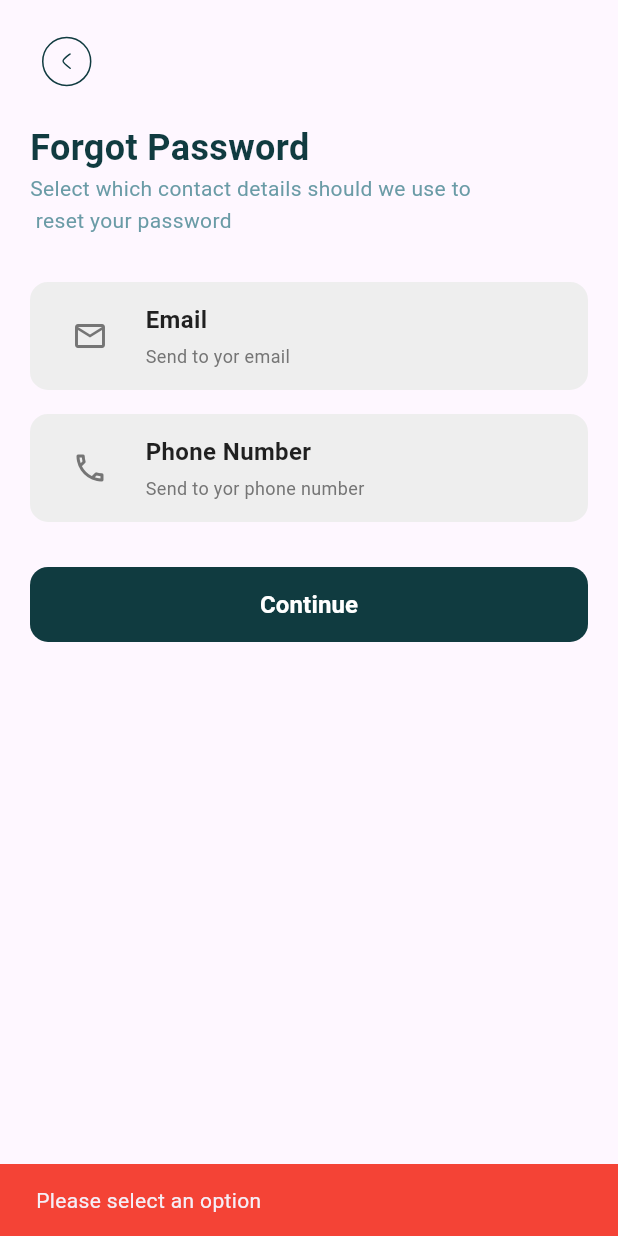
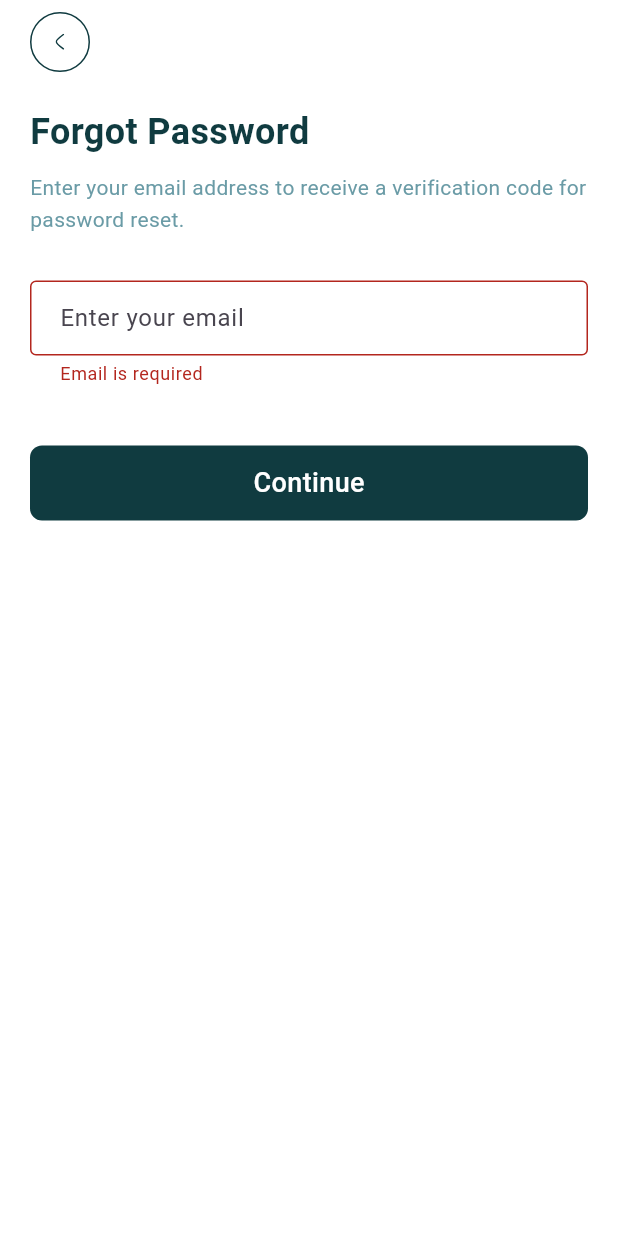
Before and after one commit to Ahmed-fadel1/Thalorix, a Flutter app: the ForgetPasswordScreen screen opened by its route, after a tap on "Continue", on a phone screen of 412 x 824 dp. Run offline on Flutter 3.47's test engine with Material 3 defaults, Android fonts, the phone set to English and light mode, and no system bars; our stand-ins replace bloc, dartz, dio, equatable, file_picker, flutter_bloc and 5 more; accounts and stored records are empty.

Commit message:
Implement forgot and reset password flow

```diff
--- a/lib/Features/auth/data/data_sources/auth_remote_data_source.dart
+++ b/lib/Features/auth/data/data_sources/auth_remote_data_source.dart
@@ -33,4 +33,26 @@ class AuthRemoteDataSource {
         data: {"email": email, "password": password},
       );
     }
+
+  Future<Response> forgotPassword(String email) async {
+    return await DioHelper.postData(
+      url: ApiEndpoints.forgotPassword,
+      data: {"email": email},
+    );
   }
+
+  Future<Response> resetPassword({
+    required String email,
+    required String code,
+    required String newPassword,
+  }) async {
+    return await DioHelper.postData(
+      url: ApiEndpoints.resetPassword,
+      data: {
+        "email": email,
+        "code": code,
+        "newPassword": newPassword,
+      },
+    );
+  }
+}
--- /dev/null
+++ b/lib/Features/auth/data/models/forgot_password_request_model.dart
@@ -0,0 +1,11 @@
+class ForgotPasswordRequestModel {
+  final String email;
+
+  ForgotPasswordRequestModel({required this.email});
+
+  Map<String, dynamic> toJson() {
+    return {
+      "email": email,
+    };
+  }
+}
--- /dev/null
+++ b/lib/Features/auth/data/models/reset_password_request_model.dart
@@ -0,0 +1,19 @@
+class ResetPasswordRequestModel {
+  final String email;
+  final String code;
+  final String newPassword;
+
+  ResetPasswordRequestModel({
+    required this.email,
+    required this.code,
+    required this.newPassword,
+  });
+
+  Map<String, dynamic> toJson() {
+    return {
+      "email": email,
+      "code": code,
+      "newPassword": newPassword,
+    };
+  }
+}
--- a/lib/Features/auth/data/repositories/auth_repository_impl.dart
+++ b/lib/Features/auth/data/repositories/auth_repository_impl.dart
@@ -74,4 +74,52 @@ class AuthRepositoryImpl implements AuthRepository {
       return Left(ServerFailure(e.toString()));
     }
   }
+
+  @override
+  Future<Either<Failure, String>> forgotPassword(String email) async {
+    try {
+      final response = await remote.forgotPassword(email);
+      final data = response.data;
+
+      if (data is! Map<String, dynamic>) {
+        return Left(ServerFailure("Invalid response format"));
+      }
+      if (data['message'] is List) {
+        return Left(ServerFailure((data['message'] as List).join('\n')));
+      }
+
+      return Right(data['message'] ?? "OTP sent to your email");
+    } catch (e) {
+      if (e is Failure) return Left(e);
+      return Left(ServerFailure(e.toString()));
+    }
+  }
+
+  @override
+  Future<Either<Failure, String>> resetPassword({
+    required String email,
+    required String code,
+    required String newPassword,
+  }) async {
+    try {
+      final response = await remote.resetPassword(
+        email: email,
+        code: code,
+        newPassword: newPassword,
+      );
+      final data = response.data;
+
+      if (data is! Map<String, dynamic>) {
+        return Left(ServerFailure("Invalid response format"));
+      }
+      if (data['message'] is List) {
+        return Left(ServerFailure((data['message'] as List).join('\n')));
+      }
+
+      return Right(data['message'] ?? "Password reset successfully");
+    } catch (e) {
+      if (e is Failure) return Left(e);
+      return Left(ServerFailure(e.toString()));
+    }
+  }
 }
--- a/lib/Features/auth/domain/repositories/auth_repository.dart
+++ b/lib/Features/auth/domain/repositories/auth_repository.dart
@@ -17,4 +17,12 @@ abstract class AuthRepository {
     required String email,
     required String password,
   });
+
+  Future<Either<Failure, String>> forgotPassword(String email);
+
+  Future<Either<Failure, String>> resetPassword({
+    required String email,
+    required String code,
+    required String newPassword,
+  });
 }
--- /dev/null
+++ b/lib/Features/auth/domain/usecases/forgot_password_usecase.dart
@@ -0,0 +1,13 @@
+import 'package:dartz/dartz.dart';
+import 'package:thalorix_app/core/errors/failures.dart';
+import 'package:thalorix_app/Features/auth/domain/repositories/auth_repository.dart';
+
+class ForgotPasswordUseCase {
+  final AuthRepository repository;
+
+  ForgotPasswordUseCase(this.repository);
+
+  Future<Either<Failure, String>> call(String email) async {
+    return await repository.forgotPassword(email);
+  }
+}
--- /dev/null
+++ b/lib/Features/auth/domain/usecases/reset_password_usecase.dart
@@ -0,0 +1,21 @@
+import 'package:dartz/dartz.dart';
+import 'package:thalorix_app/core/errors/failures.dart';
+import 'package:thalorix_app/Features/auth/domain/repositories/auth_repository.dart';
+
+class ResetPasswordUseCase {
+  final AuthRepository repository;
+
+  ResetPasswordUseCase(this.repository);
+
+  Future<Either<Failure, String>> call({
+    required String email,
+    required String code,
+    required String newPassword,
+  }) async {
+    return await repository.resetPassword(
+      email: email,
+      code: code,
+      newPassword: newPassword,
+    );
+  }
+}
--- a/lib/Features/auth/presentation/cubit/auth_cubit.dart
+++ b/lib/Features/auth/presentation/cubit/auth_cubit.dart
@@ -4,14 +4,23 @@ import 'package:thalorix_app/Features/auth/data/models/user_model.dart';
 import 'package:thalorix_app/Features/auth/domain/usecases/sign_up_usecase.dart';
 import 'package:thalorix_app/Features/auth/presentation/cubit/auth_state.dart';
 import 'package:thalorix_app/Features/auth/domain/usecases/login_usecase.dart';
+import 'package:thalorix_app/Features/auth/domain/usecases/forgot_password_usecase.dart';
+import 'package:thalorix_app/Features/auth/domain/usecases/reset_password_usecase.dart';
 import 'package:thalorix_app/core/cache/cache_helper.dart';
 
 class AuthCubit extends Cubit<AuthState> {
   final SignUpUseCase signUpUseCase;
   final LoginUseCase loginUseCase;
+  final ForgotPasswordUseCase forgotPasswordUseCase;
+  final ResetPasswordUseCase resetPasswordUseCase;
   String? lastEmail;
 
-  AuthCubit(this.signUpUseCase, this.loginUseCase) : super(AuthInitial());
+  AuthCubit(
+    this.signUpUseCase,
+    this.loginUseCase,
+    this.forgotPasswordUseCase,
+    this.resetPasswordUseCase,
+  ) : super(AuthInitial());
 
   static AuthCubit get(context) => BlocProvider.of(context);
 
@@ -104,6 +113,65 @@ class AuthCubit extends Cubit<AuthState> {
     confirmPasswordController.clear();
   }
 
+  Future<void> forgotPassword() async {
+    final email = emailController.text.trim();
+    if (email.isEmpty) {
+      emit(AuthError("Please enter your email"));
+      return;
+    }
+
+    emit(AuthLoading(AuthProcess.forgotPassword));
+
+    final result = await forgotPasswordUseCase(email);
+    result.fold(
+      (failure) {
+        emit(AuthError(failure.message));
+      },
+      (message) {
+        lastEmail = email; // Store for reset password
+        emit(
+          AuthSuccess(process: AuthProcess.forgotPassword, message: message),
+        );
+      },
+    );
+  }
+
+  Future<void> resetPassword({required String code}) async {
+    final email = lastEmail ?? emailController.text.trim();
+    final newPassword = passwordController.text.trim();
+    final confirmPassword = confirmPasswordController.text.trim();
+
+    if (email.isEmpty || code.isEmpty || newPassword.isEmpty || confirmPassword.isEmpty) {
+      emit(AuthError("Please fill all fields"));
+      return;
+    }
+
+    if (newPassword != confirmPassword) {
+      emit(AuthError("Passwords do not match"));
+      return;
+    }
+
+    emit(AuthLoading(AuthProcess.resetPassword));
+
+    final result = await resetPasswordUseCase(
+      email: email,
+      code: code,
+      newPassword: newPassword,
+    );
+
+    result.fold(
+      (failure) {
+        emit(AuthError(failure.message));
+      },
+      (message) {
+        _clearControllers();
+        emit(
+          AuthSuccess(process: AuthProcess.resetPassword, message: message),
+        );
+      },
+    );
+  }
+
   @override
   Future<void> close() {
     nameController.dispose();
--- a/lib/Features/auth/presentation/cubit/auth_state.dart
+++ b/lib/Features/auth/presentation/cubit/auth_state.dart
@@ -1,4 +1,4 @@
-enum AuthProcess { signup, login, verifyOtp, forgotPassword }
+enum AuthProcess { signup, login, verifyOtp, forgotPassword, resetPassword }
 
 abstract class AuthState {}
 
--- a/lib/Features/auth/presentation/pages/forgot_password/forgot_password.dart
+++ b/lib/Features/auth/presentation/pages/forgot_password/forgot_password.dart
@@ -1,10 +1,12 @@
-import 'dart:ui';
 import 'package:flutter/material.dart';
+import 'package:flutter_bloc/flutter_bloc.dart';
 import 'package:flutter_svg/svg.dart';
+import 'package:thalorix_app/Features/auth/presentation/cubit/auth_cubit.dart';
+import 'package:thalorix_app/Features/auth/presentation/cubit/auth_state.dart';
 import 'package:thalorix_app/Features/auth/presentation/pages/forgot_password/email_password.dart';
-import 'package:thalorix_app/Features/auth/presentation/pages/forgot_password/reset_phone_password.dart';
+import 'package:thalorix_app/Features/auth/presentation/widgets/auth_text_field.dart';
+import 'package:thalorix_app/Features/auth/presentation/widgets/primary_button.dart';
 import 'package:thalorix_app/core/utils/Colors/app_colors.dart';
-import 'package:thalorix_app/core/utils/router/app_router.dart';
 
 class ForgetPasswordScreen extends StatefulWidget {
   const ForgetPasswordScreen({super.key});
@@ -14,23 +16,60 @@ class ForgetPasswordScreen extends StatefulWidget {
 }
 
 class _ForgetPasswordScreenState extends State<ForgetPasswordScreen> {
-  String? _selectedOption;
+  final GlobalKey<FormState> _formKey = GlobalKey<FormState>();
+
+  String? validateEmail(String? value) {
+    if (value == null || value.isEmpty) {
+      return 'Email is required';
+    }
+    if (!RegExp(r'^[\w-\.]+@([\w-]+\.)+[\w-]{2,4}$').hasMatch(value)) {
+      return 'Enter a valid email';
+    }
+    return null;
+  }
 
   @override
   Widget build(BuildContext context) {
     var size = MediaQuery.of(context).size;
+    final authCubit = AuthCubit.get(context);
+
     return Scaffold(
-      body: Container(
+      backgroundColor: Colors.white,
+      body: BlocConsumer<AuthCubit, AuthState>(
+        listener: (context, state) {
+          if (state is AuthError) {
+            ScaffoldMessenger.of(context).showSnackBar(
+              SnackBar(
+                content: Text(state.message),
+                backgroundColor: Colors.red,
+              ),
+            );
+          } else if (state is AuthSuccess &&
+              state.process == AuthProcess.forgotPassword) {
+            ScaffoldMessenger.of(context).showSnackBar(
+              SnackBar(
+                content: Text(state.message ?? "OTP sent successfully"),
+                backgroundColor: Colors.green,
+              ),
+            );
+            Navigator.pushReplacement(
+              context,
+              MaterialPageRoute(builder: (context) => const ResetPasswordScreen()),
+            );
+          }
+        },
+        builder: (context, state) {
+          bool isLoading =
+              state is AuthLoading && state.process == AuthProcess.forgotPassword;
+
+          return SizedBox(
             height: size.height,
             width: size.width,
-
-        child: LayoutBuilder(
-          builder: (context, constraints) {
-            double localheight = constraints.maxHeight;
-            double localwidth = constraints.maxWidth;
-            return SafeArea(
+            child: SafeArea(
               child: Padding(
                 padding: const EdgeInsets.symmetric(horizontal: 20.0),
+                child: Form(
+                  key: _formKey,
                   child: Column(
                     mainAxisAlignment: MainAxisAlignment.start,
                     crossAxisAlignment: CrossAxisAlignment.start,
@@ -40,10 +79,9 @@ class _ForgetPasswordScreenState extends State<ForgetPasswordScreen> {
                           Navigator.pop(context);
                         },
                         child: Container(
-                        height: localheight * 0.08,
-                        width: localwidth * 0.08,
-
-                        margin: const EdgeInsets.all(8),
+                          height: 40,
+                          width: 40,
+                          margin: const EdgeInsets.symmetric(vertical: 8),
                           decoration: BoxDecoration(
                             shape: BoxShape.circle,
                             border: Border.all(
@@ -59,7 +97,7 @@ class _ForgetPasswordScreenState extends State<ForgetPasswordScreen> {
                           ),
                         ),
                       ),
-                    const SizedBox(width: 15),
+                      const SizedBox(height: 15),
                       const Text(
                         'Forgot Password',
                         style: TextStyle(
@@ -68,160 +106,49 @@ class _ForgetPasswordScreenState extends State<ForgetPasswordScreen> {
                           color: AppColors.splashPrimary,
                         ),
                       ),
-                    Text(
-                      'Select which contact details should we use to\n reset your password',
-
+                      const SizedBox(height: 10),
+                      const Text(
+                        'Enter your email address to receive a verification code for password reset.',
                         style: TextStyle(
                           fontSize: 14,
                           color: AppColors.welcome_text,
                           height: 1.5,
                         ),
                       ),
-
                       const SizedBox(height: 30),
-                    _buildOptionCard(
-                      value: 'Email',
-                      icon: Icons.email_outlined,
-                      title: 'Email',
-                      subtitle: 'Send to yor email',
+                      AuthTextField(
+                        hint: "Enter your email",
+                        borderColor: AppColors.splashPrimary,
+                        controller: authCubit.emailController,
+                        keyboardType: TextInputType.emailAddress,
+                        validator: validateEmail,
                       ),
-                    const SizedBox(height: 16),
-                    _buildOptionCard(
-                      value: 'phone',
-                      icon: Icons.phone_outlined,
-                      title: 'Phone Number',
-                      subtitle: 'Send to yor phone number',
+                      const SizedBox(height: 40),
+                      isLoading
+                          ? const Center(
+                              child: CircularProgressIndicator(
+                                color: AppColors.splashPrimary,
                               ),
-                    const SizedBox(height: 30),
-                    _buildContinueButton(context),
+                            )
+                          : PrimaryButton(
+                              height: 50,
+                              text: "Continue",
+                              backgroundColor: AppColors.splashPrimary,
+                              textColor: Colors.white,
+                              onTap: () {
+                                if (_formKey.currentState!.validate()) {
+                                  authCubit.forgotPassword();
+                                }
+                              },
+                            ),
                     ],
+                  ),
+                ),
               ),
             ),
           );
         },
       ),
-      ),
-    );
-  }
-
-  Widget _buildOptionCard({
-    required String value,
-    required IconData icon,
-    required String title,
-    required String subtitle,
-  }) {
-    final bool isSelected = _selectedOption == value;
-
-    return GestureDetector(
-      onTap: () {
-        setState(() {
-          _selectedOption = value;
-        });
-      },
-      child: AnimatedContainer(
-        duration: const Duration(milliseconds: 300),
-        padding: const EdgeInsets.symmetric(horizontal: 16, vertical: 12),
-        decoration: BoxDecoration(
-          color: isSelected ? AppColors.splashPrimary : Colors.grey.shade200,
-          borderRadius: BorderRadius.circular(12),
-          border: Border.all(
-            color: isSelected ? AppColors.splashPrimary : Colors.grey.shade200,
-            width: 2,
-          ),
-        ),
-        child: Row(
-          children: [
-            Container(
-              padding: const EdgeInsets.all(10),
-              decoration: BoxDecoration(
-                color: isSelected
-                    ? const Color(0xFF2ecc71)
-                    : Colors.grey.shade200,
-                shape: BoxShape.circle,
-              ),
-              child: Icon(
-                icon,
-                color: isSelected ? Colors.white : Colors.grey.shade600,
-              ),
-            ),
-            const SizedBox(width: 15),
-            Expanded(
-              child: Column(
-                crossAxisAlignment: CrossAxisAlignment.start,
-                children: [
-                  Text(
-                    title,
-                    style: TextStyle(
-                      fontSize: 16,
-                      fontWeight: FontWeight.bold,
-                      color: isSelected
-                          ? const Color(0xFF2ecc71)
-                          : Colors.black87,
-                    ),
-                  ),
-                  const SizedBox(height: 4),
-                  Text(
-                    subtitle,
-                    style: TextStyle(fontSize: 12, color: Colors.grey[600]),
-                  ),
-                ],
-              ),
-            ),
-
-            if (isSelected)
-              const Icon(
-                Icons.check_circle,
-                color: Color(0xFF2ecc71),
-                size: 24,
-              ),
-          ],
-        ),
-      ),
-    );
-  }
-
-  Widget _buildContinueButton(BuildContext context) {
-    return SizedBox(
-      width: double.infinity,
-      height: 50,
-      child: ElevatedButton(
-        onPressed: () {
-          if (_selectedOption == null) {
-            ScaffoldMessenger.of(context).showSnackBar(
-              const SnackBar(
-                content: Text('Please select an option'),
-                backgroundColor: Colors.red,
-              ),
-            );
-          } else {
-            if (_selectedOption == 'Email') {
-              Navigator.pushReplacement(
-                context,
-                MaterialPageRoute(builder: (context) => const EmailScreen()),
-              );
-            } else if (_selectedOption == 'phone') {
-              Navigator.pushReplacement(
-                context,
-                MaterialPageRoute(
-                  builder: (context) => const ResetPhonePassword(),
-                ),
     );
   }
 }
-        },
-        style: ElevatedButton.styleFrom(
-          backgroundColor: AppColors.splashPrimary,
-          foregroundColor: Colors.white,
-          shape: RoundedRectangleBorder(
-            borderRadius: BorderRadius.circular(12),
-          ),
-          elevation: 0,
-        ),
-        child: const Text(
-          'Continue',
-          style: TextStyle(fontSize: 16, fontWeight: FontWeight.bold),
-        ),
-      ),
-    );
-  }
-}
--- a/lib/core/network/dio_helper.dart
+++ b/lib/core/network/dio_helper.dart
@@ -8,7 +8,8 @@ class DioHelper {
   static void init() {
     dio = Dio(
       BaseOptions(
-        baseUrl: "http://10.0.2.2:5000/api/v1/",
+       baseUrl: "http://10.0.2.2:5000/api/v1/",
+
         receiveDataWhenStatusError: true,
         connectTimeout: const Duration(seconds: 20),
         receiveTimeout: const Duration(seconds: 20),
--- a/lib/core/network/end_point.dart
+++ b/lib/core/network/end_point.dart
@@ -4,6 +4,8 @@ class ApiEndpoints {
   static const String login = 'auth/mob/login';
   static const String verifyOtp = 'otp/verify';
   static const String resendOtp = 'otp/request';
+  static const String forgotPassword = 'auth/forgot-password';
+  static const String resetPassword = 'auth/reset-password';
 
   static const String categories = 'categories';
   static const String templates = 'templates';
--- a/lib/main.dart
+++ b/lib/main.dart
@@ -5,6 +5,8 @@ import 'package:thalorix_app/Features/auth/data/data_sources/auth_remote_data_so
 import 'package:thalorix_app/Features/auth/data/repositories/auth_repository_impl.dart';
 import 'package:thalorix_app/Features/auth/domain/usecases/login_usecase.dart';
 import 'package:thalorix_app/Features/auth/domain/usecases/sign_up_usecase.dart';
+import 'package:thalorix_app/Features/auth/domain/usecases/forgot_password_usecase.dart';
+import 'package:thalorix_app/Features/auth/domain/usecases/reset_password_usecase.dart';
 import 'package:thalorix_app/Features/auth/presentation/cubit/auth_cubit.dart';
 import 'package:thalorix_app/core/cache/cache_helper.dart';
 import 'package:thalorix_app/core/utils/constants/supabase_data.dart';
@@ -28,7 +30,12 @@ void main() async {
         BlocProvider<AuthCubit>(
           create: (context) {
             final repo = AuthRepositoryImpl(AuthRemoteDataSource());
-            return AuthCubit(SignUpUseCase(repo), LoginUseCase(repo));
+            return AuthCubit(
+              SignUpUseCase(repo),
+              LoginUseCase(repo),
+              ForgotPasswordUseCase(repo),
+              ResetPasswordUseCase(repo),
+            );
           },
         ),
         BlocProvider<CartCubit>(
@@ -48,7 +55,7 @@ class Thalorix extends StatelessWidget {
   Widget build(BuildContext context) {
     return MaterialApp(
       debugShowCheckedModeBanner: false,
-      initialRoute: Routes.login,
+      initialRoute: Routes.splash,
       onGenerateRoute: appRouter.generateRoute,
     );
   }
```
Also changed, not shown: lib/Features/auth/presentation/pages/forgot_password/email_password.dart (+96 -45 lines), lib/Features/auth/presentation/pages/forgot_password/reset_phone_password.dart (deleted, +0 -133 lines), pubspec.lock, 4 other files. Lines whose indentation alone changed are shown as unchanged.
